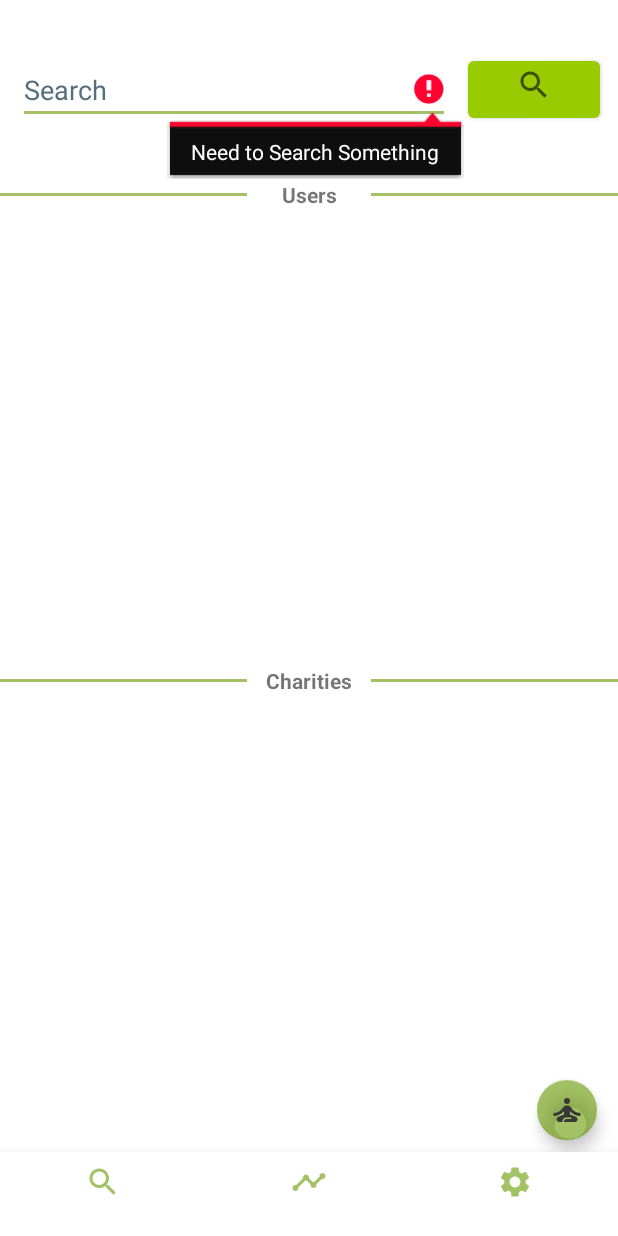
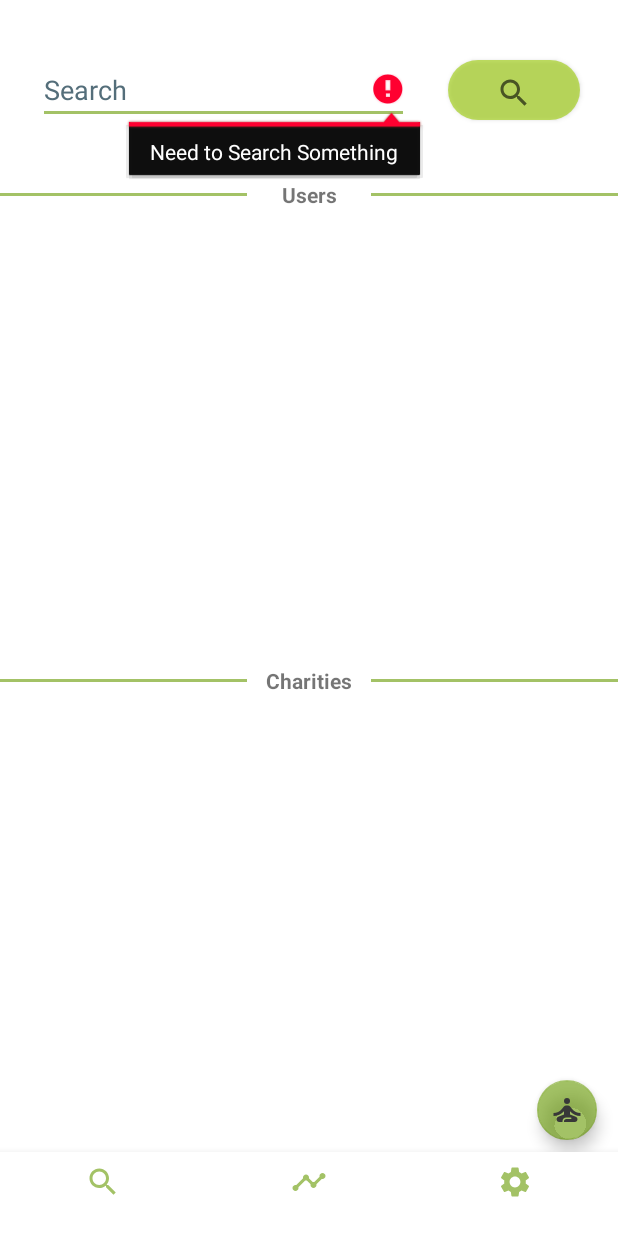
Before and after one commit to arielleslatus/CS5520-MobileAppDev-su21-Charitable, an Android app: the fragment Search placed in its activity, after a tap on an icon or button, on a phone screen of 412 x 824 dp. Run offline under Robolectric (Android 15) with nearby library versions, the phone set to English and light mode, and no system bars; our stand-ins replace Firebase (no records; nobody signed in at launch, a user with empty details on screens opened directly), Picasso; pictures from the network do not load.

Commit message:
added progressbar

```diff
--- a/app/src/main/res/layout/fragment_search_ats.xml
+++ b/app/src/main/res/layout/fragment_search_ats.xml
@@ -2,13 +2,32 @@
 <androidx.constraintlayout.widget.ConstraintLayout xmlns:android="http://schemas.android.com/apk/res/android"
     xmlns:app="http://schemas.android.com/apk/res-auto"
     android:layout_width="match_parent"
-    android:layout_height="match_parent">
+    android:layout_height="match_parent"
+    xmlns:tools="http://schemas.android.com/tools">
+
+    <RelativeLayout
+        android:layout_width="50dp"
+        android:layout_height="50dp"
+        app:layout_constraintTop_toTopOf="parent"
+        app:layout_constraintBottom_toTopOf="@id/search_users_banner"
+        app:layout_constraintStart_toStartOf="parent"
+        app:layout_constraintEnd_toStartOf="@id/search_query">
+
+        <ProgressBar
+            android:id="@+id/progressBar_search"
+            style="?android:attr/progressBarStyleSmall"
+            android:layout_width="wrap_content"
+            android:layout_height="wrap_content"
+            android:layout_centerInParent="true"
+            android:visibility="gone"
+            />
+    </RelativeLayout>
 
     <EditText
         android:id="@+id/search_query"
         android:layout_width="0dp"
         android:layout_height="wrap_content"
-        app:layout_constraintWidth_percent="0.7"
+        app:layout_constraintWidth_percent="0.6"
         android:hint="Search"
         app:layout_constraintTop_toTopOf="parent"
         app:layout_constraintBottom_toTopOf="@id/search_users_banner"
@@ -18,14 +37,15 @@
     <Button
         android:id="@+id/search_button"
         android:layout_width="wrap_content"
-        android:layout_height="50dp"
+        android:layout_height="40dp"
         android:drawableTop="@drawable/ic_baseline_search_24"
         android:shape="oval"
         android:textSize="8sp"
         app:layout_constraintTop_toTopOf="parent"
         app:layout_constraintBottom_toTopOf="@id/search_users_banner"
         app:layout_constraintStart_toEndOf="@id/search_query"
-        app:layout_constraintEnd_toEndOf="parent"/>
+        app:layout_constraintEnd_toEndOf="parent"
+        android:background="@drawable/round"/>
 
     <View
         android:id="@+id/leftUsersLine"
```
